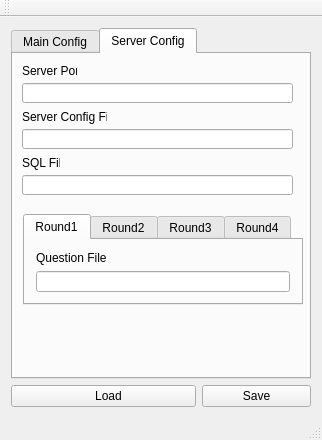
Before: the Qt Designer form src/config_editor/server_editor.ui in trigger-happy/Cerberus, drawn with Qt 5.
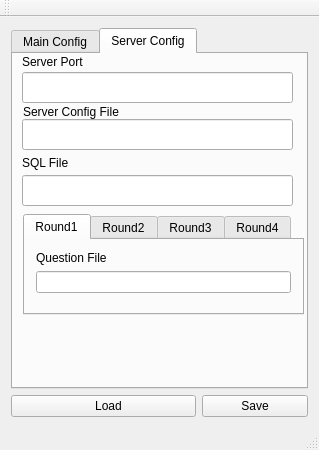
After: the same form once the commit is applied. The open tabs and pages were chosen to show the change.

Commit message: conf editor: Fixed some sizing issues on linux

The edit to the form file:
```diff
--- a/src/config_editor/server_editor.ui
+++ b/src/config_editor/server_editor.ui
@@ -6,8 +6,8 @@
    <rect>
     <x>0</x>
     <y>0</y>
-    <width>322</width>
-    <height>415</height>
+    <width>319</width>
+    <height>450</height>
    </rect>
   </property>
   <property name="windowTitle">
@@ -126,8 +126,8 @@
         <property name="geometry">
          <rect>
           <x>9</x>
-          <y>9</y>
-          <width>55</width>
+          <y>0</y>
+          <width>81</width>
           <height>16</height>
          </rect>
         </property>
@@ -139,18 +139,18 @@
         <property name="geometry">
          <rect>
           <x>9</x>
-          <y>29</y>
+          <y>18</y>
           <width>271</width>
-          <height>20</height>
+          <height>31</height>
          </rect>
         </property>
        </widget>
        <widget class="QLabel" name="label_3">
         <property name="geometry">
          <rect>
-          <x>9</x>
-          <y>55</y>
-          <width>85</width>
+          <x>10</x>
+          <y>50</y>
+          <width>121</width>
           <height>16</height>
          </rect>
         </property>
@@ -162,9 +162,9 @@
         <property name="geometry">
          <rect>
           <x>9</x>
-          <y>75</y>
+          <y>65</y>
           <width>271</width>
-          <height>20</height>
+          <height>31</height>
          </rect>
         </property>
        </widget>
@@ -173,7 +173,7 @@
          <rect>
           <x>9</x>
           <y>101</y>
-          <width>38</width>
+          <width>61</width>
           <height>16</height>
          </rect>
         </property>
@@ -187,7 +187,7 @@
           <x>9</x>
           <y>121</y>
           <width>271</width>
-          <height>20</height>
+          <height>31</height>
          </rect>
         </property>
        </widget>
@@ -196,8 +196,8 @@
          <rect>
           <x>10</x>
           <y>160</y>
-          <width>280</width>
-          <height>91</height>
+          <width>281</width>
+          <height>101</height>
          </rect>
         </property>
         <property name="currentIndex">
```
Left out of the diff: 18 changed lines with no effect on the pictures.
